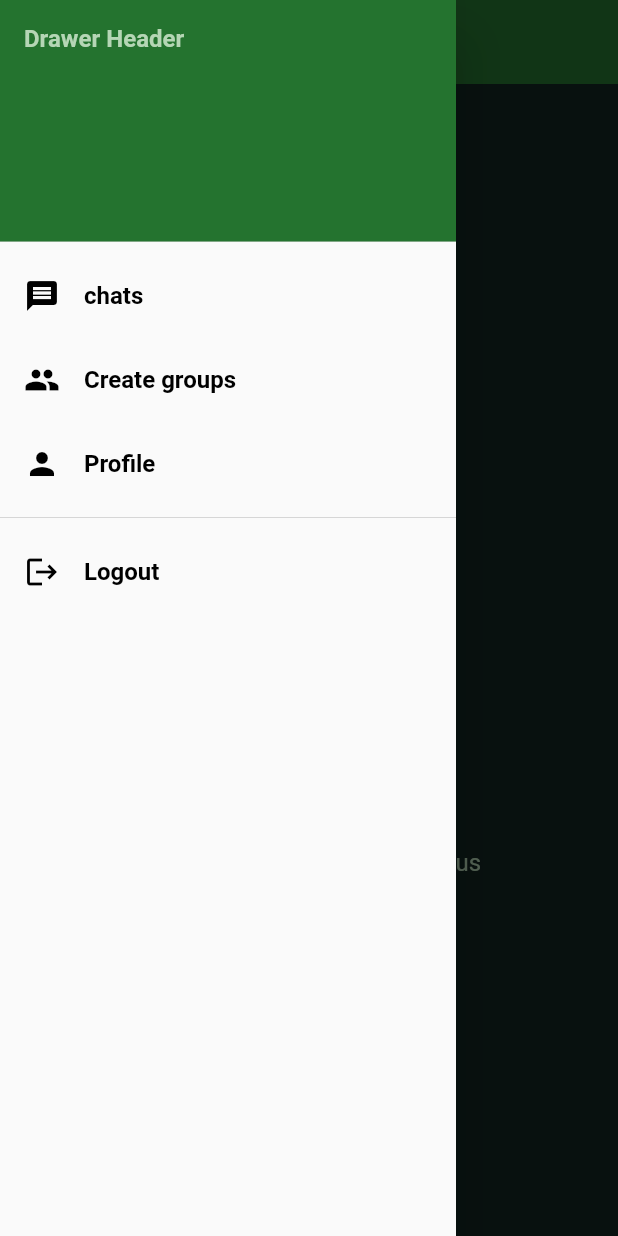
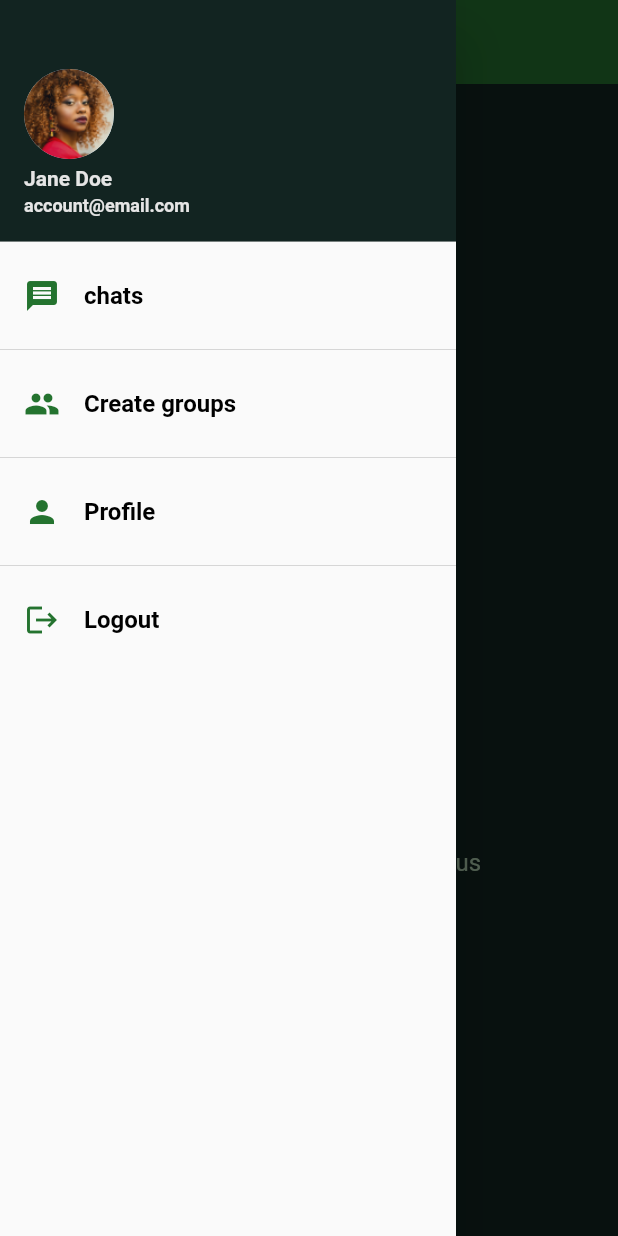
Before and after one commit to Joakim-animate90/client_chama, a Flutter app: the HomeView screen opened directly, in the side drawer, after a tap on "Profile", on a phone screen of 412 x 824 dp. Run offline on Flutter 3.47's test engine with Material 2 defaults, Android fonts, the light colour scheme and no system bars; our stand-ins replace equatable, flutter_bloc; missing offline and left inert: flow_builder; Roboto replaces fonts that are missing (Segoe UI).

Commit message:
Updations on ui

```diff
--- a/lib/main.dart
+++ b/lib/main.dart
@@ -2,7 +2,7 @@ import 'dart:async';
 
 import 'package:client_chama/src/sections/app/page.dart';
 import 'package:client_chama/src/sections/business/home/home_bloc.dart';
-import 'package:client_chama/src/themes/global_themes.dart';
+import 'package:client_chama/src/utils/themes/global_themes.dart';
 import 'package:flutter/material.dart';
 import 'package:flutter_bloc/flutter_bloc.dart';
 import 'package:provider/provider.dart';
--- a/lib/src/common/sizedBox.dart
+++ /dev/null
@@ -1,12 +0,0 @@
-import 'package:flutter/cupertino.dart';
-
-class MySizedBox extends StatelessWidget {
-  const MySizedBox({Key? key}) : super(key: key);
-
-  @override
-  Widget build(BuildContext context) {
-    return const SizedBox(
-      height: 20,
-    );
-  }
-}
--- /dev/null
+++ b/lib/src/common/widgets/custom_divider.dart
@@ -0,0 +1,13 @@
+part of 'page.dart';
+
+class CustomDivider extends StatelessWidget {
+  const CustomDivider({Key? key}) : super(key: key);
+
+  @override
+  Widget build(BuildContext context) {
+    return const Divider(
+      color: kBlack,
+      thickness: 0.1,
+    );
+  }
+}
--- a/lib/src/common/drawer.dart
+++ b/lib/src/common/widgets/custom_drawer.dart
@@ -1,5 +1,4 @@
-import 'package:client_chama/src/themes/colors.dart';
-import 'package:flutter/material.dart';
+part of 'page.dart';
 
 class CustomDrawer extends StatelessWidget {
   const CustomDrawer({Key? key}) : super(key: key);
@@ -12,48 +11,51 @@ class CustomDrawer extends StatelessWidget {
         children: <Widget>[
           const DrawerHeader(
             decoration: BoxDecoration(
-              color: kPrimaryColor,
+              color: kDarkGreen,
             ),
-            child: Text('Drawer Header'),
+            child: DrawerHeaderContents(),
           ),
           DrawerListTile(
             title: 'chats',
-            leading: const Icon(Icons.message,
-            color: kBlack,
+            leading: const Icon(
+              Icons.message,
+              color: kPrimaryColor,
             ),
             key: null,
             onPress: () {
               //update the state of the app
             },
           ),
+          const CustomDivider(),
           DrawerListTile(
             title: 'Create groups',
-            leading: const Icon(Icons.group,
-            color: kBlack,
+            leading: const Icon(
+              Icons.group,
+              color: kPrimaryColor,
             ),
             key: null,
             onPress: () {
               //update the state of the app
             },
           ),
-
+          const CustomDivider(),
           DrawerListTile(
             title: 'Profile',
-            leading: const Icon(Icons.person,color: kBlack,),
+            leading: const Icon(
+              Icons.person,
+              color: kPrimaryColor,
+            ),
             key: null,
             onPress: () {
               //update the state of the app
             },
           ),
-          const Divider(
-            //It should not reach the end of the screen
-            color: kBlack,
-            thickness: 0.1,
-          ),
+          const CustomDivider(),
           DrawerListTile(
             title: 'Logout',
-            leading: const Icon(Icons.logout,
-            color: kBlack,
+            leading: const Icon(
+              Icons.logout,
+              color: kPrimaryColor,
             ),
             key: null,
             onPress: () {
@@ -91,3 +93,41 @@ class DrawerListTile extends StatelessWidget {
     );
   }
 }
+
+// create a class to arrange circle avatar with an image , and text in a column . They should be in the same container
+class DrawerHeaderContents extends StatelessWidget {
+  const DrawerHeaderContents({Key? key}) : super(key: key);
+
+  @override
+  Widget build(BuildContext context) {
+    return Column(
+      mainAxisAlignment: MainAxisAlignment.start,
+      crossAxisAlignment: CrossAxisAlignment.start,
+      children: const <Widget>[
+        CustomSizedBox(
+          height: 30.0,
+        ),
+        CircleAvatar(
+          radius: 30.0,
+          backgroundImage: AssetImage('assets/images/profile_photo.png'),
+        ),
+        CustomSizedBox(
+          height: 5.0,
+        ),
+        CustomText(
+          text: 'Jane Doe',
+          color: kSecondaryColor,
+          fontSize: 14,
+        ),
+        CustomSizedBox(
+          height: 3.0,
+        ),
+        CustomText(
+          text: 'account@email.com',
+          color: kSecondaryColor,
+          fontSize: 12,
+        ),
+      ],
+    );
+  }
+}
--- /dev/null
+++ b/lib/src/common/widgets/custom_sizedBox.dart
@@ -0,0 +1,13 @@
+part of 'page.dart';
+
+class CustomSizedBox extends StatelessWidget {
+   final double height;
+   const CustomSizedBox({Key? key, required this.height}) : super(key: key);
+
+  @override
+  Widget build(BuildContext context) {
+    return SizedBox(
+      height: height,
+    );
+  }
+}
--- /dev/null
+++ b/lib/src/common/widgets/custom_text.dart
@@ -0,0 +1,35 @@
+part of 'page.dart';
+
+
+class CustomText extends StatelessWidget {
+
+  final String text;
+  final double? fontSize;
+  final FontWeight? fontWeight;
+  final Color? color;
+  final VoidCallback? onClicked;
+
+  const CustomText({
+    Key? key,
+    required this.text,
+    this.fontSize,
+    this.fontWeight,
+    this.color,
+    this.onClicked,
+  }) : super(key: key);
+
+  @override
+  Widget build(BuildContext context) {
+    return InkWell(
+      onTap: onClicked,
+      child: Text(
+        text,
+        style: TextStyle(
+          fontSize: fontSize,
+          fontWeight: fontWeight,
+          color: color,
+        ),
+      ),
+    );
+  }
+}
--- /dev/null
+++ b/lib/src/common/widgets/page.dart
@@ -0,0 +1,7 @@
+import 'package:client_chama/src/utils/colors/colors.dart';
+import 'package:flutter/material.dart';
+
+part 'custom_divider.dart';
+part 'custom_drawer.dart';
+part 'custom_sizedBox.dart';
+part 'custom_text.dart';
--- a/lib/src/sections/app/page.dart
+++ b/lib/src/sections/app/page.dart
@@ -1,6 +1,6 @@
 import 'package:client_chama/src/sections/business/home/home_bloc.dart';
 import 'package:client_chama/src/sections/home/page.dart';
-import 'package:client_chama/src/themes/global_themes.dart';
+import 'package:client_chama/src/utils/themes/global_themes.dart';
 import 'package:flow_builder/flow_builder.dart';
 import 'package:flutter/material.dart';
 import 'package:flutter_bloc/flutter_bloc.dart';
--- a/lib/src/sections/home/view.dart
+++ b/lib/src/sections/home/view.dart
@@ -26,9 +26,9 @@ class HomeView extends StatelessWidget {
                   height: 200,
                   width: 200,
                 ),
-                const MySizedBox(),
+                const CustomSizedBox(height: 20.0,),
                 const Text(
-                  'Hello',
+                  'Hello Jane',
                   style: TextStyle(
                     color: kSecondaryColor,
                     fontSize: 25,
@@ -36,9 +36,9 @@ class HomeView extends StatelessWidget {
                     fontFamily: 'Segoe UI',
                   ),
                 ),
-                const MySizedBox(),
+                const CustomSizedBox(height: 20.0,),
                 const Text(
-                  welcome_message,
+                  welcomeMessage,
                   style : TextStyle(
                     color: kPaleGreen,
                     fontSize: 16,
@@ -52,7 +52,7 @@ class HomeView extends StatelessWidget {
                     crossAxisAlignment: CrossAxisAlignment.center,
                     children: const [
                       Text(
-                        search_group,
+                        searchGroup,
                         style: TextStyle(
                           decoration: TextDecoration.underline,
                           color: kPaleGreen,
@@ -73,7 +73,7 @@ class HomeView extends StatelessWidget {
                         width: 10,
                       ),
                       Text(
-                        create_group,
+                        createGroup,
                         style: TextStyle(
                           decoration: TextDecoration.underline,
                           color: kPaleGreen,
--- a/lib/src/utils/constants.dart
+++ /dev/null
@@ -1,4 +0,0 @@
-const search_group = 'Search group';
-const create_group = 'Create group';
-const chats = 'Chats';
-const welcome_message = 'we are happy to have you join us';
--- /dev/null
+++ b/lib/src/utils/constants/constants.dart
@@ -0,0 +1,4 @@
+const searchGroup = 'Search group';
+const createGroup = 'Create group';
+const chats = 'Chats';
+const welcomeMessage = 'we are happy to have you join us';
--- a/lib/src/themes/global_themes.dart
+++ b/lib/src/utils/themes/global_themes.dart
@@ -1,4 +1,4 @@
-import 'package:client_chama/src/themes/colors.dart';
+import 'package:client_chama/src/utils/colors/colors.dart';
 import 'package:flutter/material.dart';
 
 class GlobalTheme {
@@ -20,15 +20,15 @@ class GlobalTheme {
       titleTextStyle: const TextTheme(
         headline6: TextStyle(
           color: kSecondaryColor,
-          fontSize: 20,
-          fontWeight: FontWeight.w700,
+          fontSize: 15,
+          fontWeight: FontWeight.w400,
           fontFamily: 'Segoe UI',
         ),
       ).headline6,
     ),
     textTheme: const TextTheme(
       headline6: TextStyle(
-        color: kSecondaryColor,
+        color: kBlack,
         fontSize: 20,
         fontWeight: FontWeight.w600,
         fontFamily: 'Segoe UI',
```
Also changed, not shown: lib/src/sections/home/page.dart (+4 -4 lines), assets/images/profile_photo.png (added), lib/src/common/divider.dart (deleted), lib/src/utils/colors/colors.dart (renamed from lib/src/themes/colors.dart), lib/src/utils/responsive/responsive_layout.dart (renamed from lib/src/utils/responsive_layout.dart).
